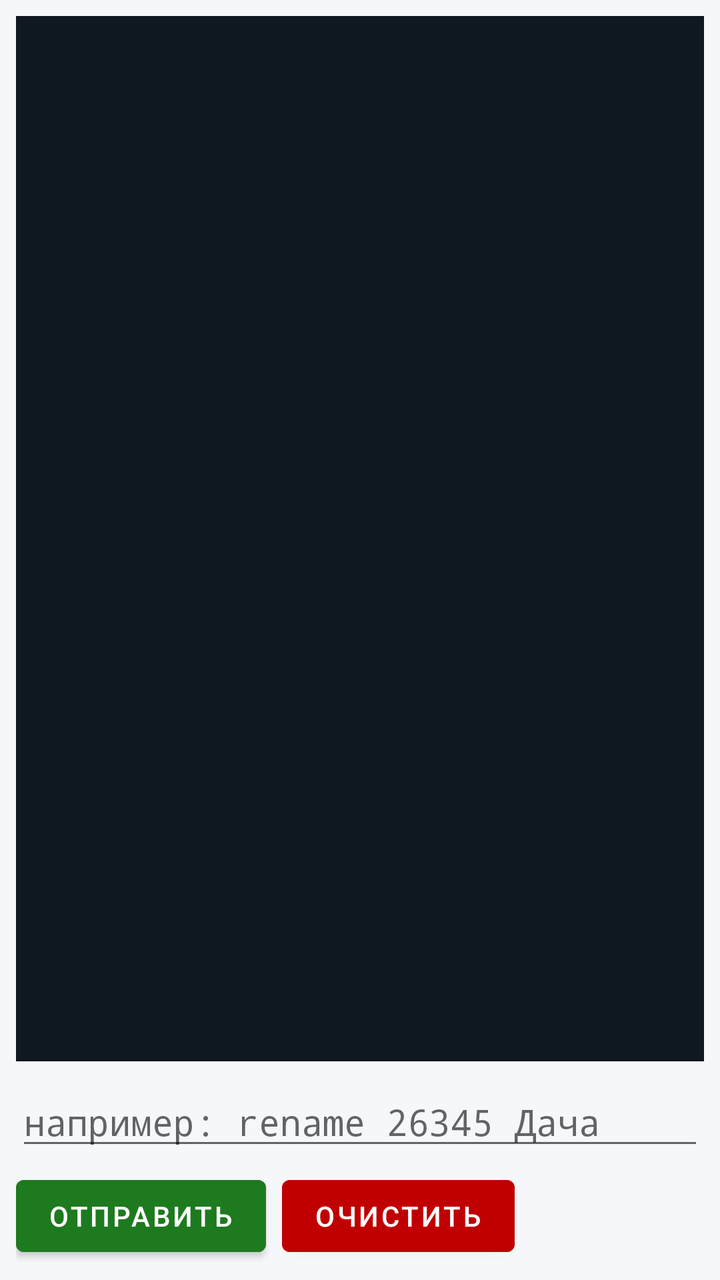
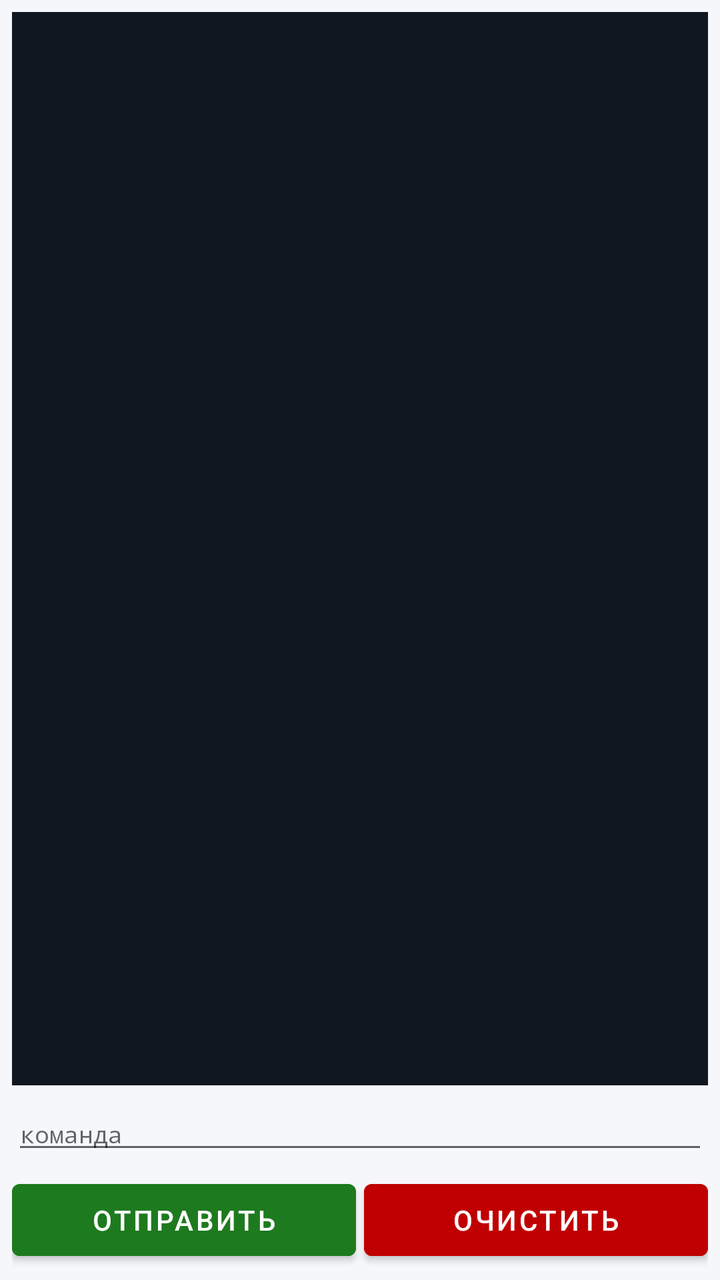

Screens rendered from an Android XML layout before and after an edit, with the pre-edit source and the edit as a unified diff.
<!-- AndroidManifest.xml: application theme Theme.AdminPMR -->
<!-- res/layout/tab_term.xml -->
﻿<?xml version="1.0" encoding="utf-8"?>
<LinearLayout xmlns:android="http://schemas.android.com/apk/res/android"
    android:layout_width="match_parent"
    android:layout_height="match_parent"
    android:orientation="vertical"
    android:padding="8dp">

    <ScrollView
        android:layout_width="match_parent"
        android:layout_height="0dp"
        android:layout_weight="1"
        android:background="@color/c_log_bg">

        <TextView
            android:id="@+id/termLog"
            android:layout_width="match_parent"
            android:layout_height="wrap_content"
            android:padding="8dp"
            android:fontFamily="monospace"
            android:textColor="@color/c_log_text"
            android:textSize="12sp" />

    </ScrollView>

    <EditText
        android:id="@+id/termInput"
        android:layout_width="match_parent"
        android:layout_height="wrap_content"
        android:layout_marginTop="8dp"
        android:hint="например: rename 26345 Дача"
        android:inputType="text"
        android:fontFamily="monospace" />

    <LinearLayout
        android:layout_width="match_parent"
        android:layout_height="wrap_content"
        android:orientation="horizontal"
        android:layout_marginTop="4dp">

        <Button
            android:id="@+id/btnSend"
            android:layout_width="wrap_content"
            android:layout_height="wrap_content"
            android:text="@string/btn_send"
            android:backgroundTint="@color/c_green"
            android:textColor="@color/c_white" />

        <Button
            android:id="@+id/btnTermClear"
            android:layout_width="wrap_content"
            android:layout_height="wrap_content"
            android:layout_marginStart="8dp"
            android:text="@string/btn_clear"
            android:backgroundTint="@color/c_red"
            android:textColor="@color/c_white" />

    </LinearLayout>

</LinearLayout>
<!-- resources referenced by this layout -->
<resources>
  <color name="c_green">#1E7A1E</color>
  <color name="c_log_bg">#0F1720</color>
  <color name="c_log_text">#D0F0D0</color>
  <color name="c_red">#C00000</color>
  <color name="c_white">#FFFFFF</color>
  <string name="btn_clear">Очистить</string>
  <string name="btn_send">Отправить</string>
  <style name="Theme.AdminPMR" parent="Theme.MaterialComponents.Light.NoActionBar">
          <item name="colorPrimary">@color/c_blue</item>
          <item name="colorPrimaryVariant">@color/c_blue_dark</item>
          <item name="colorOnPrimary">@color/c_white</item>
          <item name="colorSecondary">@color/c_green</item>
          <item name="colorSecondaryVariant">@color/c_green_dark</item>
          <item name="colorOnSecondary">@color/c_white</item>
          <item name="android:statusBarColor" tools:targetApi="l">@color/c_blue</item>
          <item name="android:windowBackground">@color/c_bg</item>
      </style>
  <color name="c_blue">#1A3D7C</color>
  <color name="c_blue_dark">#0F2750</color>
  <color name="c_green_dark">#145214</color>
  <color name="c_bg">#F5F7FA</color>
</resources>

<!-- the commit's change to res/layout/tab_term.xml (unified diff, before → after) -->
@@ -1,9 +1,9 @@
-﻿<?xml version="1.0" encoding="utf-8"?>
+<?xml version="1.0" encoding="utf-8"?>
 <LinearLayout xmlns:android="http://schemas.android.com/apk/res/android"
     android:layout_width="match_parent"
     android:layout_height="match_parent"
     android:orientation="vertical"
-    android:padding="8dp">
+    android:padding="6dp">
 
     <ScrollView
         android:layout_width="match_parent"
@@ -15,10 +15,10 @@
             android:id="@+id/termLog"
             android:layout_width="match_parent"
             android:layout_height="wrap_content"
-            android:padding="8dp"
+            android:padding="6dp"
             android:fontFamily="monospace"
             android:textColor="@color/c_log_text"
-            android:textSize="12sp" />
+            android:textSize="11sp" />
 
     </ScrollView>
 
@@ -26,10 +26,11 @@
         android:id="@+id/termInput"
         android:layout_width="match_parent"
         android:layout_height="wrap_content"
-        android:layout_marginTop="8dp"
-        android:hint="например: rename 26345 Дача"
+        android:layout_marginTop="6dp"
+        android:hint="команда"
         android:inputType="text"
-        android:fontFamily="monospace" />
+        android:fontFamily="monospace"
+        android:textSize="12sp" />
 
     <LinearLayout
         android:layout_width="match_parent"
@@ -39,7 +40,8 @@
 
         <Button
             android:id="@+id/btnSend"
-            android:layout_width="wrap_content"
+            android:layout_width="0dp"
+            android:layout_weight="1"
             android:layout_height="wrap_content"
             android:text="@string/btn_send"
             android:backgroundTint="@color/c_green"
@@ -47,9 +49,10 @@
 
         <Button
             android:id="@+id/btnTermClear"
-            android:layout_width="wrap_content"
+            android:layout_width="0dp"
+            android:layout_weight="1"
             android:layout_height="wrap_content"
-            android:layout_marginStart="8dp"
+            android:layout_marginStart="4dp"
             android:text="@string/btn_clear"
             android:backgroundTint="@color/c_red"
             android:textColor="@color/c_white" />
